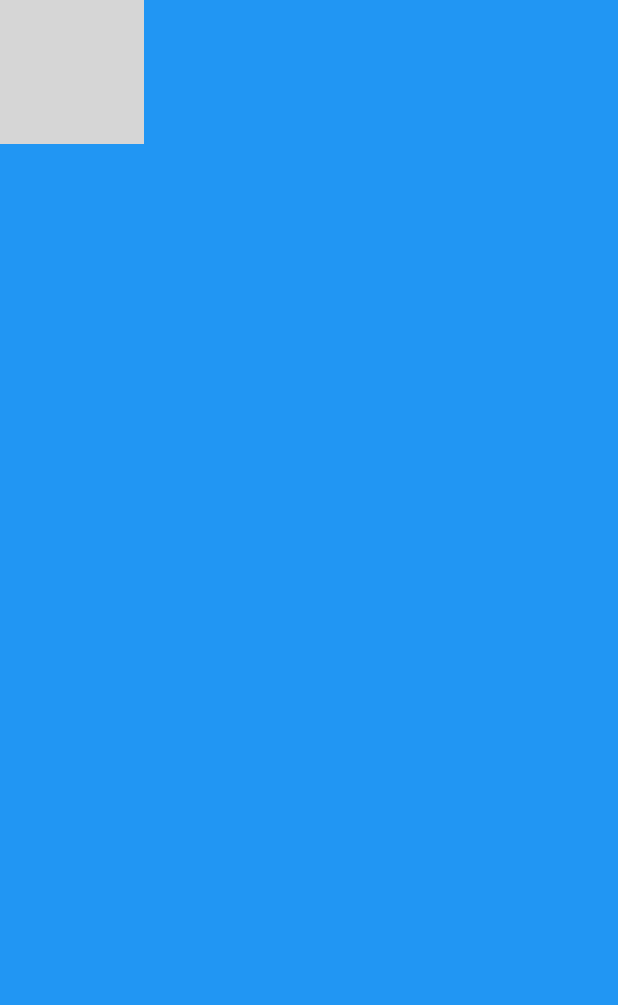
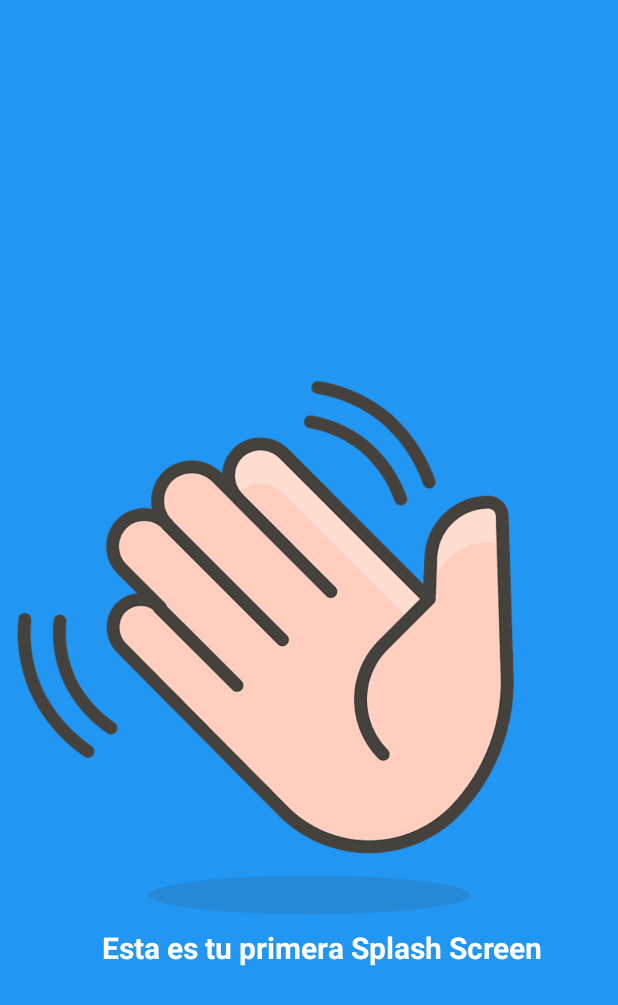
Before and after one commit to dedalo6/SplashScreenDEIN, an Android app: the SplashActivity screen opened directly, with no data from a screen before it, on a phone screen of 412 x 824 dp. Shown: the top 1005 px of the screen. Run offline under Robolectric (Android 15) with nearby library versions, the phone set to English and light mode, and no system bars; grey boxes are pictures that could not be loaded.

Commit message:
Corregido pantalla main, entrega

```diff
--- a/app/src/main/java/com/example/spashscreen/SplashActivity.kt
+++ b/app/src/main/java/com/example/spashscreen/SplashActivity.kt
@@ -9,7 +9,7 @@ import java.util.logging.Handler
 class SplashActivity : AppCompatActivity(){
     override fun onCreate(savedInstanceState: Bundle?){
         super.onCreate(savedInstanceState)
-        setContentView(R.layout.activity_main)
+        setContentView(R.layout.activity_splash)
 
         android.os.Handler(Looper.getMainLooper()).postDelayed({
             val intent = Intent(this@SplashActivity, MainActivity::class.java)
--- a/app/src/main/res/layout/activity_main.xml
+++ b/app/src/main/res/layout/activity_main.xml
@@ -6,31 +6,17 @@
     android:layout_height="match_parent"
     tools:context=".MainActivity">
 
-    <RelativeLayout
-        android:layout_width="match_parent"
-        android:layout_height="match_parent"
-        android:background="#2196F3">
-
-
-        <ImageView
-            android:id="@+id/manoSaluda"
-            android:layout_width="wrap_content"
-            android:layout_height="wrap_content"
-            android:src="@drawable/manosaludando" />
-
-        <TextView
-            android:id="@+id/textView"
-            android:layout_width="wrap_content"
-            android:layout_height="wrap_content"
-            android:layout_below="@id/manoSaluda"
-            android:layout_alignParentEnd="true"
-            android:layout_marginTop="-194dp"
-            android:layout_marginEnd="50dp"
-            android:text="Esta es tu primera Splash Screen"
-            android:textColor="#FFFFFF"
-            android:textSize="20sp"
-            android:textStyle="bold" />
-
-    </RelativeLayout>
+    <TextView
+        android:id="@+id/textView2"
+        android:layout_width="wrap_content"
+        android:layout_height="wrap_content"
+        android:text="Actividad creada por Aritz"
+        android:textSize="20dp"
+        android:textColor="#000000"
+        android:textStyle="bold"
+        app:layout_constraintBottom_toBottomOf="parent"
+        app:layout_constraintEnd_toEndOf="parent"
+        app:layout_constraintStart_toStartOf="parent"
+        app:layout_constraintTop_toTopOf="parent"/>
 
 </androidx.constraintlayout.widget.ConstraintLayout>
--- /dev/null
+++ b/app/src/main/res/layout/activity_splash.xml
@@ -0,0 +1,40 @@
+<?xml version="1.0" encoding="utf-8"?>
+<androidx.constraintlayout.widget.ConstraintLayout xmlns:android="http://schemas.android.com/apk/res/android"
+    xmlns:tools="http://schemas.android.com/tools"
+    android:layout_width="match_parent"
+    android:layout_height="match_parent"
+    xmlns:app="http://schemas.android.com/apk/res-auto">
+
+<!--    Cuando pongo la imagen usando Desing me quita esto que va dentro del <RelativeLayout-->
+    <!--    xmlns:ANDROID="http://schemas.android.com/apk/res-auto"-->
+    <RelativeLayout
+        android:layout_width="match_parent"
+        android:layout_height="match_parent"
+        android:background="#2196F3">
+
+
+        <ImageView
+            android:id="@+id/manoSaluda"
+            android:layout_width="wrap_content"
+            android:layout_height="wrap_content"
+            android:layout_centerInParent="true"
+            app:srcCompat="@drawable/manosaludando" />
+<!--            ANDROID:srcCompat="@drawable/manosaludando"-->
+<!--            No me funciona bien si pongo android, y cuando lo hago por Desing me lo pone asi        -->
+
+
+        <TextView
+            android:id="@+id/textView"
+            android:layout_width="wrap_content"
+            android:layout_height="wrap_content"
+            android:layout_below="@id/manoSaluda"
+            android:layout_alignParentEnd="true"
+            android:layout_marginTop="-194dp"
+            android:layout_marginEnd="50dp"
+            android:text="Esta es tu primera Splash Screen"
+            android:textColor="#FFFFFF"
+            android:textSize="20sp"
+            android:textStyle="bold" />
+
+    </RelativeLayout>
+</androidx.constraintlayout.widget.ConstraintLayout>
```
Also changed, not shown: app/src/main/res/drawable/manosaludando.png (renamed from app/src/main/res/drawable/manoSaludando.png), 1 other file.
